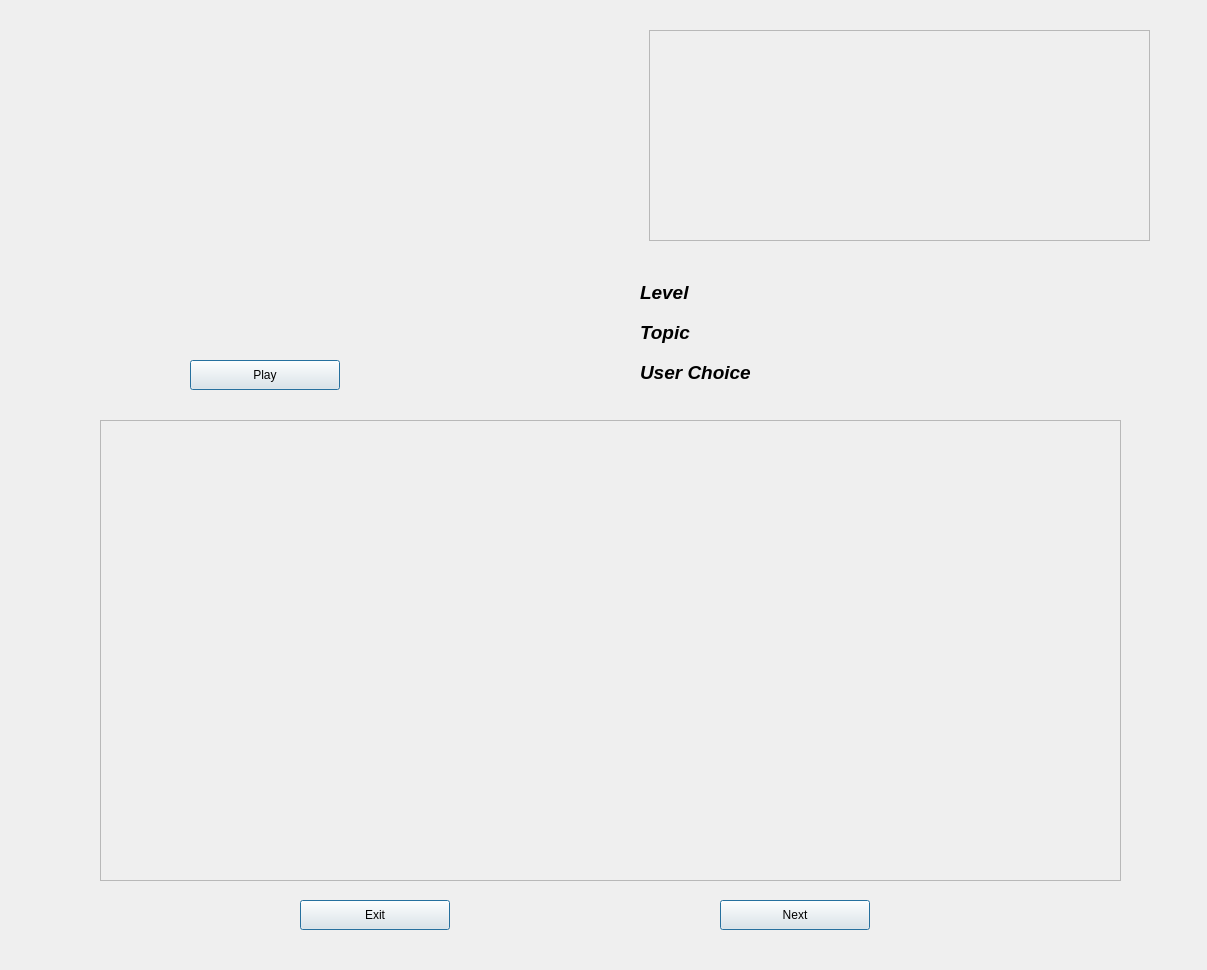
The window that gui/playback_q.ui (rgsl888/data_collection) describes before a commit, drawn with Qt 5.
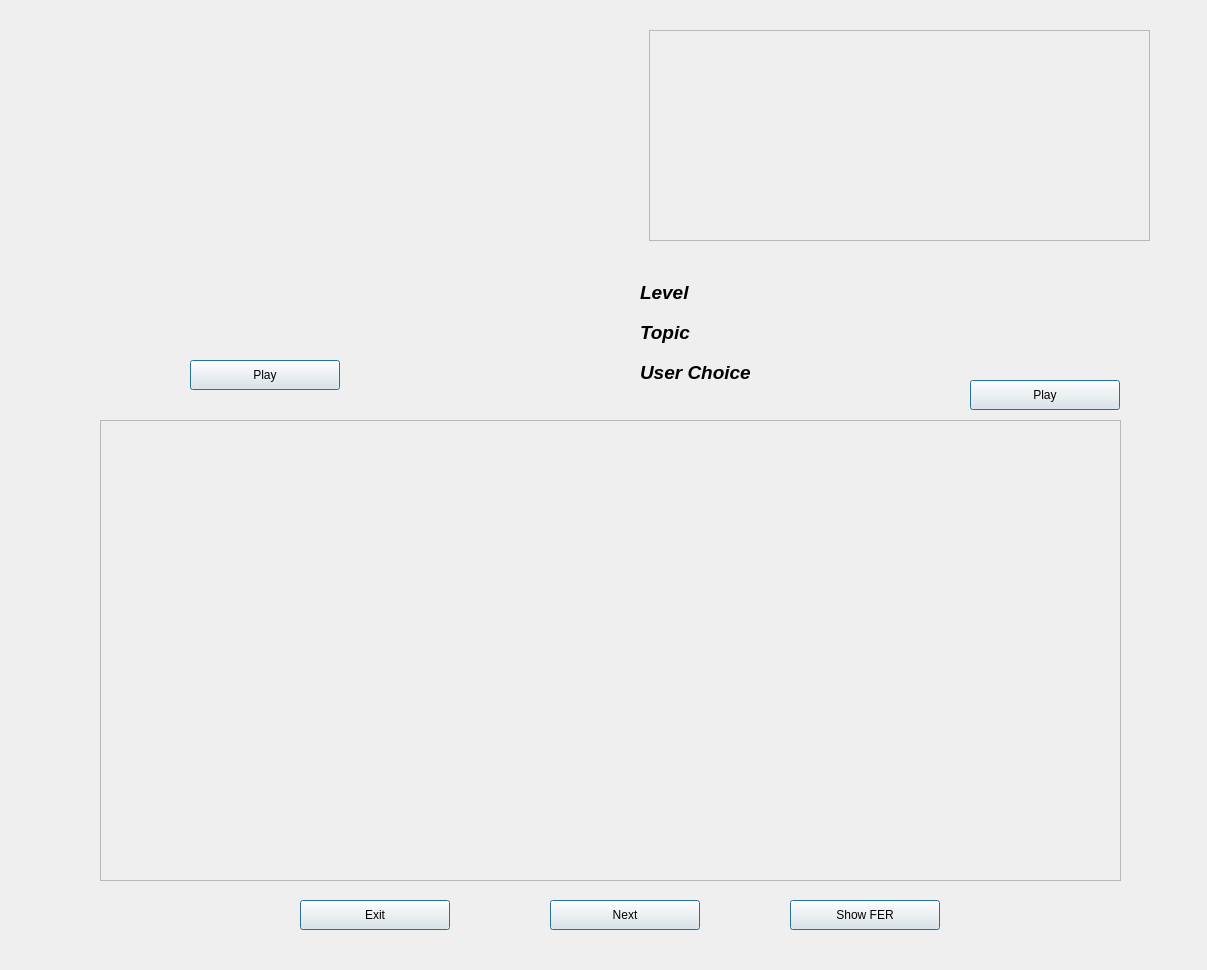
The same window after the commit.

```diff
--- a/gui/playback_q.ui
+++ b/gui/playback_q.ui
@@ -16,7 +16,7 @@
   <widget class="QPushButton" name="nextButton">
    <property name="geometry">
     <rect>
-     <x>720</x>
+     <x>550</x>
      <y>900</y>
      <width>150</width>
      <height>30</height>
@@ -176,6 +176,50 @@
     <string>Topic</string>
    </property>
   </widget>
+  <widget class="QPushButton" name="fer">
+   <property name="geometry">
+    <rect>
+     <x>790</x>
+     <y>900</y>
+     <width>150</width>
+     <height>30</height>
+    </rect>
+   </property>
+   <property name="text">
+    <string>Show FER</string>
+   </property>
+   <property name="autoDefault">
+    <bool>false</bool>
+   </property>
+   <property name="default">
+    <bool>true</bool>
+   </property>
+   <property name="flat">
+    <bool>false</bool>
+   </property>
+  </widget>
+  <widget class="QPushButton" name="allses">
+   <property name="geometry">
+    <rect>
+     <x>970</x>
+     <y>380</y>
+     <width>150</width>
+     <height>30</height>
+    </rect>
+   </property>
+   <property name="text">
+    <string>Play</string>
+   </property>
+   <property name="autoDefault">
+    <bool>false</bool>
+   </property>
+   <property name="default">
+    <bool>true</bool>
+   </property>
+   <property name="flat">
+    <bool>false</bool>
+   </property>
+  </widget>
  </widget>
  <resources/>
  <connections/>
```
